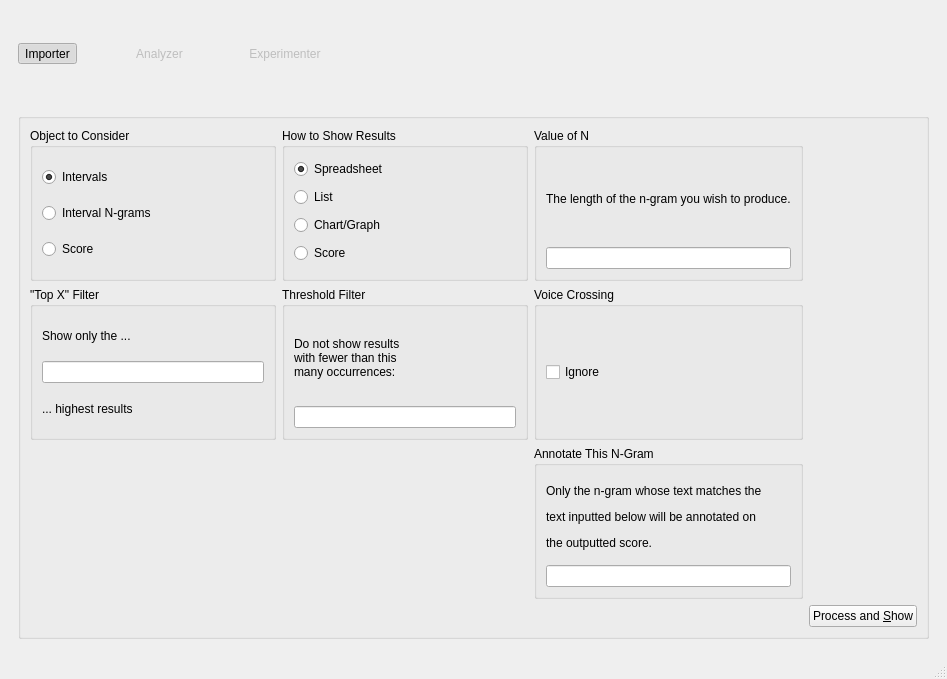
Qt form views/ui/main_window.ui (ELVIS-Project/vis-framework) before a commit.
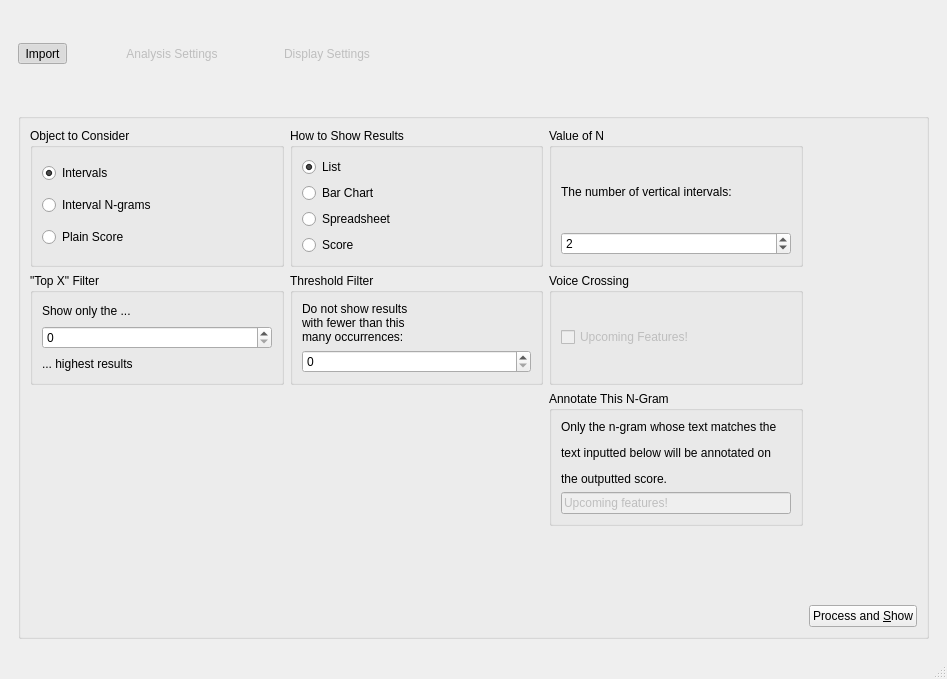
The same form after that commit. The open tabs and pages were chosen to show the change. Icons and pictures are not drawn.

Commit message:
Adjust "main_window" UI for Great Victory
- renamed 3 stages so they make sense
- changed integer-only settings to spinboxes
- renamed and rearranged some minor things so they're cleaner and/or
  more sensible

```diff
--- a/views/ui/main_window.ui
+++ b/views/ui/main_window.ui
@@ -29,7 +29,7 @@
           <string>Choose Files</string>
          </property>
          <property name="text">
-          <string>Importer</string>
+          <string>Import</string>
          </property>
          <property name="icon">
           <iconset resource="icons.qrc">
@@ -93,7 +93,7 @@
           <string>Prepare and Assemble for Analysis</string>
          </property>
          <property name="text">
-          <string>Analyzer</string>
+          <string>Analysis Settings</string>
          </property>
          <property name="icon">
           <iconset resource="icons.qrc">
@@ -157,7 +157,7 @@
           <string>Show and Save Results</string>
          </property>
          <property name="text">
-          <string>Experimenter</string>
+          <string>Display Settings</string>
          </property>
          <property name="icon">
           <iconset resource="icons.qrc">
@@ -658,16 +658,6 @@
               <string>How to Show Results</string>
              </property>
              <layout class="QVBoxLayout" name="verticalLayout_9">
-              <item>
-               <widget class="QRadioButton" name="rdo_spreadsheet">
-                <property name="text">
-                 <string>Spreadsheet</string>
-                </property>
-                <property name="checked">
-                 <bool>true</bool>
-                </property>
-               </widget>
-              </item>
               <item>
                <widget class="QRadioButton" name="rdo_list">
                 <property name="enabled">
@@ -676,6 +666,9 @@
                 <property name="text">
                  <string>List</string>
                 </property>
+                <property name="checked">
+                 <bool>true</bool>
+                </property>
                </widget>
               </item>
               <item>
@@ -684,7 +677,17 @@
                  <bool>true</bool>
                 </property>
                 <property name="text">
-                 <string>Chart/Graph</string>
+                 <string>Bar Chart</string>
+                </property>
+               </widget>
+              </item>
+              <item>
+               <widget class="QRadioButton" name="rdo_spreadsheet">
+                <property name="text">
+                 <string>Spreadsheet</string>
+                </property>
+                <property name="checked">
+                 <bool>false</bool>
                 </property>
                </widget>
               </item>
@@ -736,7 +739,7 @@
               <item>
                <widget class="QRadioButton" name="rdo_consider_score">
                 <property name="text">
-                 <string>Score</string>
+                 <string>Plain Score</string>
                 </property>
                </widget>
               </item>
@@ -765,12 +768,22 @@
               <item>
                <widget class="QLabel" name="label">
                 <property name="text">
-                 <string>&lt;html&gt;&lt;head/&gt;&lt;body&gt;&lt;p&gt;The length of the n-gram you wish to produce.&lt;/p&gt;&lt;/body&gt;&lt;/html&gt;</string>
+                 <string>The number of vertical intervals:</string>
                 </property>
                </widget>
               </item>
               <item>
-               <widget class="QLineEdit" name="line_values_of_n"/>
+               <widget class="QSpinBox" name="spin_n">
+                <property name="minimum">
+                 <number>1</number>
+                </property>
+                <property name="maximum">
+                 <number>30</number>
+                </property>
+                <property name="value">
+                 <number>2</number>
+                </property>
+               </widget>
               </item>
              </layout>
             </widget>
@@ -796,8 +809,11 @@
              <layout class="QVBoxLayout" name="verticalLayout_14">
               <item>
                <widget class="QCheckBox" name="chk_ignore_inversion">
+                <property name="enabled">
+                 <bool>false</bool>
+                </property>
                 <property name="text">
-                 <string>Ignore</string>
+                 <string>Upcoming Features!</string>
                 </property>
                </widget>
               </item>
@@ -818,7 +834,11 @@
                </widget>
               </item>
               <item>
-               <widget class="QLineEdit" name="line_threshold"/>
+               <widget class="QSpinBox" name="spin_threshold">
+                <property name="maximum">
+                 <number>999999999</number>
+                </property>
+               </widget>
               </item>
              </layout>
             </widget>
@@ -837,7 +857,7 @@
                </widget>
               </item>
               <item>
-               <widget class="QLineEdit" name="line_top_x"/>
+               <widget class="QSpinBox" name="spin_top_x"/>
               </item>
               <item>
                <widget class="QLabel" name="label_4">
@@ -863,7 +883,14 @@
                </widget>
               </item>
               <item>
-               <widget class="QLineEdit" name="line_annotate_these"/>
+               <widget class="QLineEdit" name="line_annotate_these">
+                <property name="enabled">
+                 <bool>false</bool>
+                </property>
+                <property name="text">
+                 <string>Upcoming features!</string>
+                </property>
+               </widget>
               </item>
              </layout>
             </widget>
@@ -885,6 +912,32 @@
              </property>
             </widget>
            </item>
+           <item row="4" column="2">
+            <spacer name="verticalSpacer_2">
+             <property name="orientation">
+              <enum>Qt::Vertical</enum>
+             </property>
+             <property name="sizeHint" stdset="0">
+              <size>
+               <width>20</width>
+               <height>40</height>
+              </size>
+             </property>
+            </spacer>
+           </item>
+           <item row="3" column="0" rowspan="2">
+            <spacer name="verticalSpacer">
+             <property name="orientation">
+              <enum>Qt::Vertical</enum>
+             </property>
+             <property name="sizeHint" stdset="0">
+              <size>
+               <width>20</width>
+               <height>40</height>
+              </size>
+             </property>
+            </spacer>
+           </item>
           </layout>
          </widget>
         </item>
```
Left out of the diff: 137 changed lines with no effect on the pictures. The commit also changes 1 other file.
